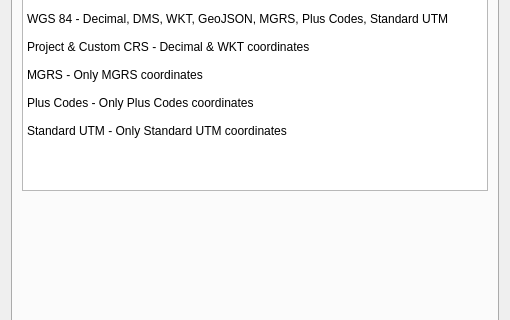
Qt form ui/latLonSettings.ui (NationalSecurityAgency/qgis-latlontools-plugin) before a commit; both pictures show x 0 to 510 and y 215 to 535 of the 510 by 668 pixel window.
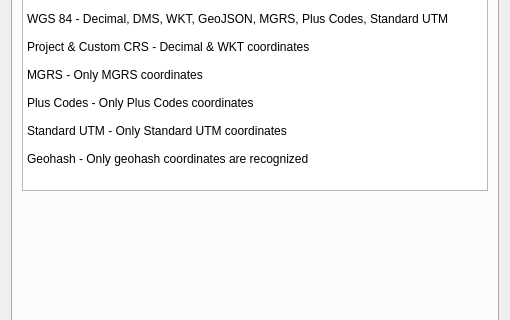
The same form after that commit. The open tabs and pages were chosen to show the change. Custom widgets are drawn as their Qt base class.

Commit message: update help information

What changed in the file:
```diff
--- a/ui/latLonSettings.ui
+++ b/ui/latLonSettings.ui
@@ -7,7 +7,7 @@
     <x>0</x>
     <y>0</y>
     <width>479</width>
-    <height>640</height>
+    <height>646</height>
    </rect>
   </property>
   <property name="windowTitle">
@@ -321,6 +321,7 @@
 
 Standard UTM - Only Standard UTM coordinates
 
+Geohash - Only geohash coordinates are recognized
 </string>
          </property>
         </widget>
```
